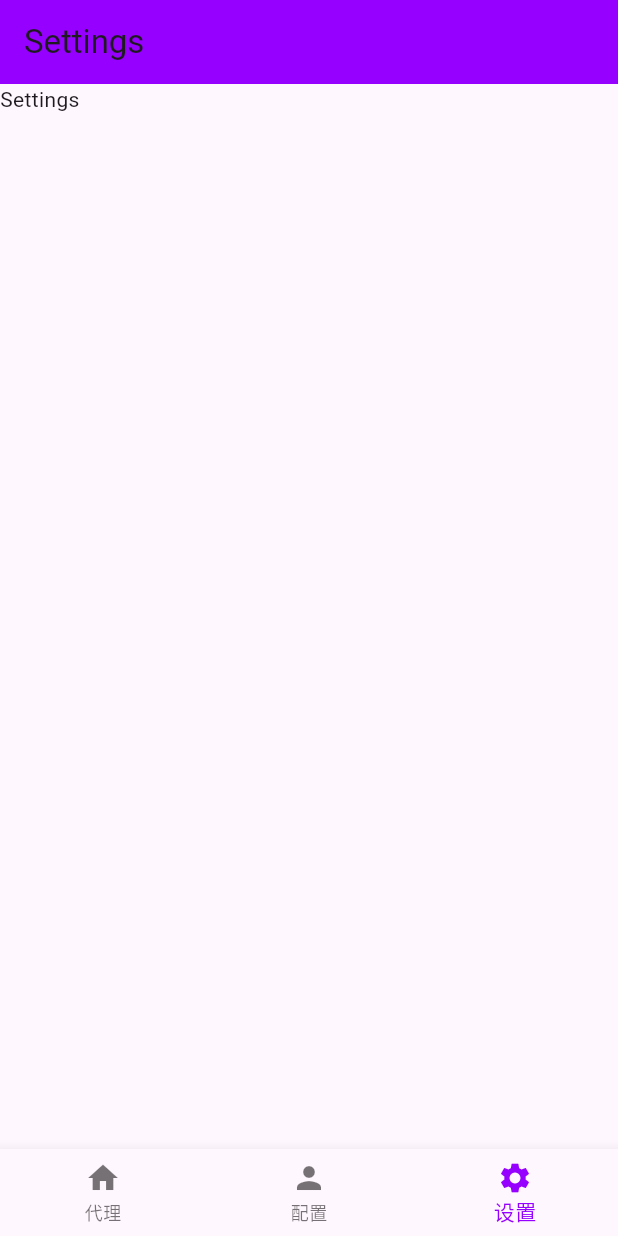
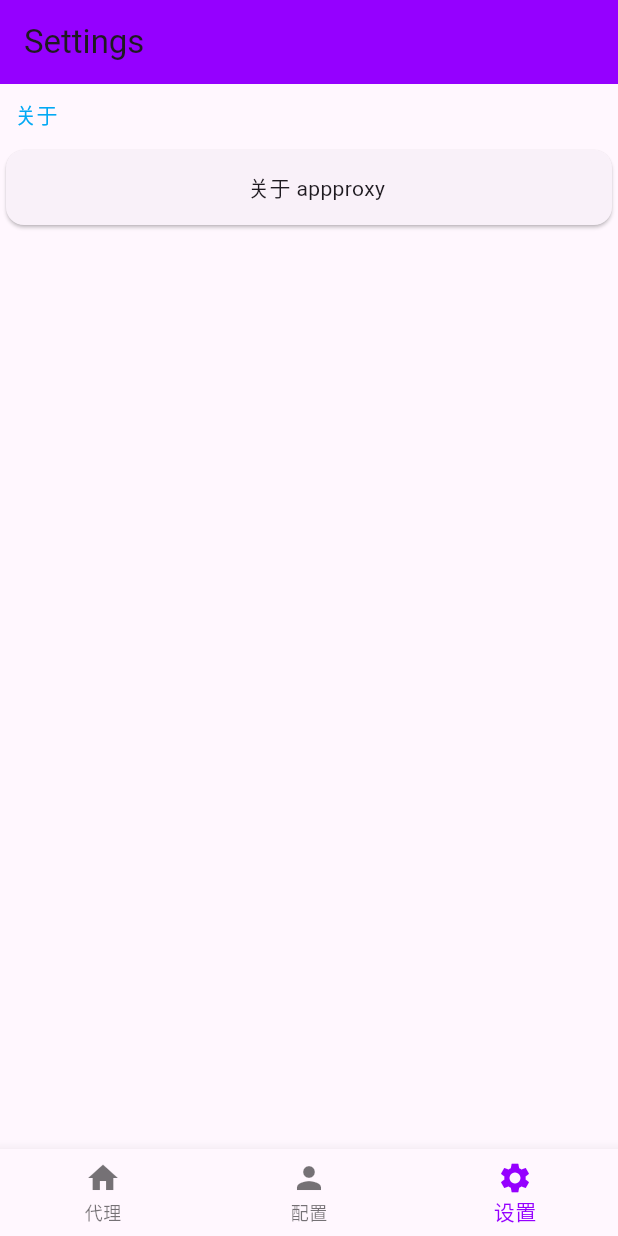
Before and after one commit to ys1231/appproxy, a Flutter app: the screen it shows after launch, item 3 of the bottom bar chosen, on a phone screen of 412 x 824 dp. Run offline on Flutter 3.47's test engine with Material 3 defaults, Android fonts, the phone set to English and light mode, and no system bars; our stand-ins replace event_bus.

Commit message:
feat(settings): :fire: Add AboutDialog

```diff
--- a/lib/main.dart
+++ b/lib/main.dart
@@ -2,6 +2,8 @@ import 'package:appproxy/ui/proxy_config_list.dart';
 import 'package:flutter/material.dart';
 import 'package:flutter/services.dart';
 import 'package:appproxy/ui/app_config_list.dart';
+
+import 'ui/settings.dart';
 
 void main() {
   runApp(const MyApp());
@@ -73,7 +75,7 @@ class _iyueMainPageState extends State<iyueMainPage> {
       // app配置列表
       AppConfigList(key: _appConfigKey),
       // 设置页面 TODO
-      const Text('Settings'), // 设置页Widget
+      const AppSettings(), // 设置页Widget
     ];
     _appBarTitles = ['ProxyConfig', 'AppConfigList', 'Settings'];
   }
--- a/lib/ui/addproxy.dart
+++ b/lib/ui/addproxy.dart
@@ -208,7 +208,7 @@ class _ProxyTypeState extends State<ProxyType> {
   Widget build(BuildContext context) {
     return DropdownMenu<proxyItem>(
       menuStyle: MenuStyle(
-        backgroundColor: MaterialStateProperty.all(Colors.purple[100]),
+        backgroundColor: WidgetStateProperty.all(Colors.purple[100]),
       ),
       // 设置DropdownMenu的宽度将与其父级的宽度相同
       expandedInsets: EdgeInsets.zero,
--- a/lib/ui/app_config_list.dart
+++ b/lib/ui/app_config_list.dart
@@ -219,6 +219,7 @@ class AppConfigState extends State<AppConfigList> {
               child: Scrollbar(
                 // 列表
                 child: ListView.separated(
+                  // 创建从边缘反弹的滚动物理效果。
                   physics: const BouncingScrollPhysics(),
                   // 返回一个零尺寸的SizedBox
                   separatorBuilder: (BuildContext context, int index) => const SizedBox.shrink(),
@@ -229,7 +230,7 @@ class AppConfigState extends State<AppConfigList> {
                     Map<String, dynamic> itemMap = _jsonAppListInfo[c_index];
                     // 返回一个卡片
                     return Card(
-                      margin: const EdgeInsets.symmetric(horizontal: 8.0, vertical: 4.0),
+                      margin: const EdgeInsets.symmetric(horizontal: 10.0, vertical: 3.0),
                       key: ValueKey(c_index),
                       // 列表项内容
                       child: ListTile(
--- /dev/null
+++ b/lib/ui/settings.dart
@@ -0,0 +1,65 @@
+import 'package:flutter/material.dart';
+import 'package:url_launcher/url_launcher.dart';
+
+class AppSettings extends StatefulWidget {
+  const AppSettings({super.key});
+
+  @override
+  State<AppSettings> createState() => _AppSettingsState();
+}
+
+class _AppSettingsState extends State<AppSettings> {
+  @override
+  Widget build(BuildContext context) {
+    return Column(
+      children: [
+        Container(
+          alignment: Alignment.centerLeft,
+          padding: const EdgeInsets.only(left: 10.0, top: 10.0),
+          child: const Text('关于', style: TextStyle(color: Colors.lightBlue)),
+        ),
+        const SizedBox(height: 10.0),
+        GestureDetector(
+          child: Card(
+              child: Container(
+            padding: const EdgeInsets.only(left: 10.0),
+            width: MediaQuery.of(context).size.width,
+            height: 50.0,
+            child: const Center(child: Text('关于 appproxy')),
+          )),
+          onTap: () {
+            // 显示当前app的信息
+            showAboutDialog(
+              context: context,
+              applicationName: 'appproxy',
+              applicationVersion: '0.0.1',
+              applicationIcon: const Icon(Icons.app_registration),
+              applicationLegalese: 'Copyright © 2024',
+              children: [
+                const Text('appproxy 是一个轻量级的VPN代理工具，支持HTTP, SOCKS5协议'),
+                const Text('作者：@iyue'),
+                const Text('更新时间：2024-06-02'),
+                Row(
+                  children: [
+                    const Text('github:'),
+                    TextButton(
+                        onPressed: () {
+                          _launchUrl('https://github.com/ys1231/appproxy');
+                        },
+                        child: const Text('appproxy')),
+                  ],
+                ),
+              ],
+            );
+          },
+        )
+      ],
+    );
+  }
+}
+
+Future<void> _launchUrl(_url) async {
+  if (!await launchUrl(Uri.parse(_url), mode: LaunchMode.externalApplication)) {
+    throw Exception('Could not launch $_url');
+  }
+}
--- a/pubspec.yaml
+++ b/pubspec.yaml
@@ -39,6 +39,7 @@ dependencies:
   shared_preferences: ^2.2.3
   path_provider: ^2.1.3
   event_bus: ^2.0.0
+  url_launcher: ^6.2.6
 
 dev_dependencies:
   flutter_test:
```
Also changed, not shown: 5 other files.
